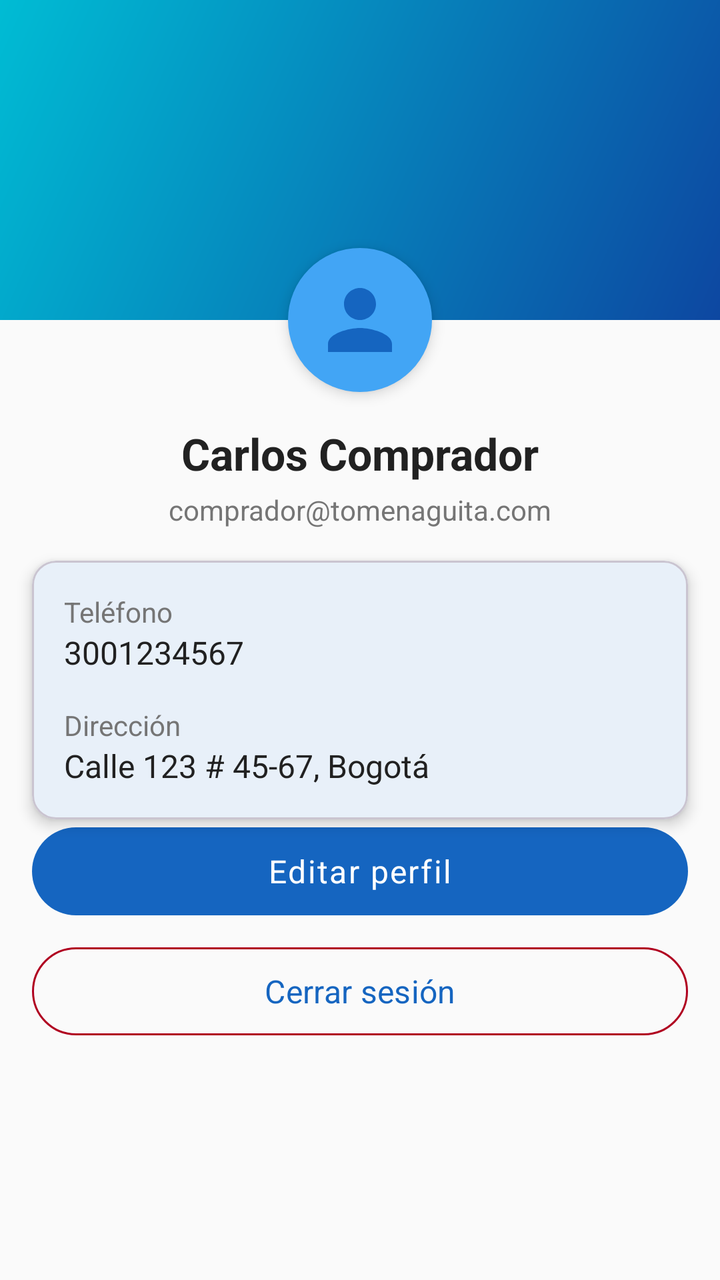
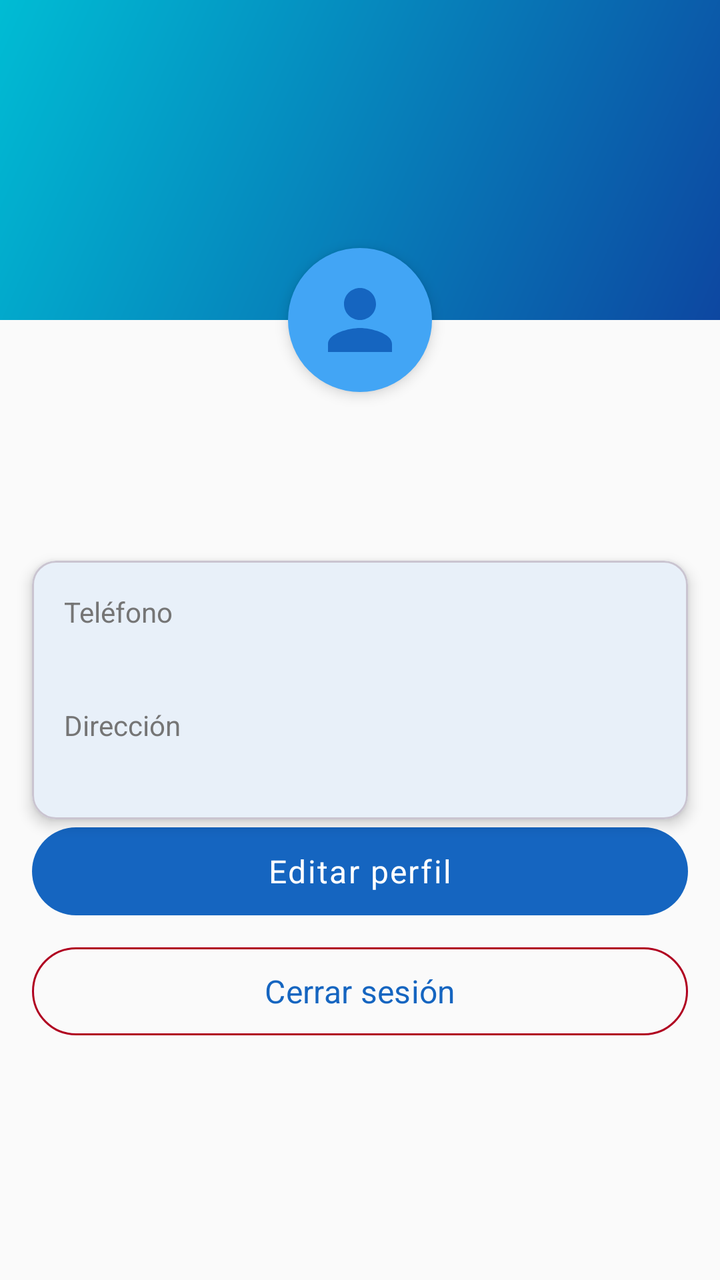

The first picture is an Android layout as it rendered before a commit; the second is the same layout after the commit. The layout source and the unified diff follow.
<!-- AndroidManifest.xml: application theme Theme.TomenAguita -->
<!-- res/layout/fragment_perfil.xml -->
<?xml version="1.0" encoding="utf-8"?>
<androidx.core.widget.NestedScrollView
    xmlns:android="http://schemas.android.com/apk/res/android"
    xmlns:app="http://schemas.android.com/apk/res-auto"
    android:layout_width="match_parent"
    android:layout_height="match_parent"
    android:background="@color/background">

    <androidx.constraintlayout.widget.ConstraintLayout
        android:layout_width="match_parent"
        android:layout_height="wrap_content">

        <View
            android:id="@+id/headerBg"
            android:layout_width="0dp"
            android:layout_height="160dp"
            android:background="@drawable/bg_splash"
            app:layout_constraintEnd_toEndOf="parent"
            app:layout_constraintStart_toStartOf="parent"
            app:layout_constraintTop_toTopOf="parent" />

        <ImageView
            android:id="@+id/ivAvatar"
            android:layout_width="@dimen/avatar_size"
            android:layout_height="@dimen/avatar_size"
            android:src="@drawable/ic_profile"
            android:background="@drawable/bg_circle_avatar"
            android:padding="12dp"
            android:elevation="4dp"
            app:layout_constraintBottom_toBottomOf="@id/headerBg"
            app:layout_constraintEnd_toEndOf="parent"
            app:layout_constraintStart_toStartOf="parent"
            app:layout_constraintTop_toBottomOf="@id/headerBg" />

        <TextView
            android:id="@+id/tvNombre"
            android:layout_width="wrap_content"
            android:layout_height="wrap_content"
            android:layout_marginTop="@dimen/margin_medium"
            android:text="Carlos Comprador"
            android:textColor="@color/on_background"
            android:textSize="@dimen/text_title"
            android:textStyle="bold"
            app:layout_constraintEnd_toEndOf="parent"
            app:layout_constraintStart_toStartOf="parent"
            app:layout_constraintTop_toBottomOf="@id/ivAvatar" />

        <TextView
            android:id="@+id/tvEmail"
            android:layout_width="wrap_content"
            android:layout_height="wrap_content"
            android:layout_marginTop="4dp"
            android:text="comprador@tomenaguita.com"
            android:textColor="@color/on_background_secondary"
            android:textSize="@dimen/text_body"
            app:layout_constraintEnd_toEndOf="parent"
            app:layout_constraintStart_toStartOf="parent"
            app:layout_constraintTop_toBottomOf="@id/tvNombre" />

        <com.google.android.material.card.MaterialCardView
            android:id="@+id/cardInfo"
            android:layout_width="0dp"
            android:layout_height="wrap_content"
            android:layout_margin="@dimen/margin_medium"
            app:cardCornerRadius="@dimen/corner_radius_medium"
            app:cardElevation="@dimen/card_elevation"
            app:layout_constraintEnd_toEndOf="parent"
            app:layout_constraintStart_toStartOf="parent"
            app:layout_constraintTop_toBottomOf="@id/tvEmail">

            <LinearLayout
                android:layout_width="match_parent"
                android:layout_height="wrap_content"
                android:orientation="vertical"
                android:padding="@dimen/padding_medium">

                <TextView android:layout_width="wrap_content" android:layout_height="wrap_content" android:text="Teléfono" android:textColor="@color/on_background_secondary" android:textSize="@dimen/text_body" />
                <TextView android:id="@+id/tvTelefono" android:layout_width="wrap_content" android:layout_height="wrap_content" android:text="3001234567" android:textColor="@color/on_background" android:textSize="@dimen/text_medium" android:layout_marginBottom="@dimen/margin_medium" />
                <TextView android:layout_width="wrap_content" android:layout_height="wrap_content" android:text="Dirección" android:textColor="@color/on_background_secondary" android:textSize="@dimen/text_body" />
                <TextView android:id="@+id/tvDireccion" android:layout_width="wrap_content" android:layout_height="wrap_content" android:text="Calle 123 # 45-67, Bogotá" android:textColor="@color/on_background" android:textSize="@dimen/text_medium" />

            </LinearLayout>
        </com.google.android.material.card.MaterialCardView>

        <com.google.android.material.button.MaterialButton
            android:id="@+id/btnEditarPerfil"
            style="@style/Widget.TomenAguita.Button"
            android:layout_width="0dp"
            android:layout_height="@dimen/button_height"
            android:layout_marginHorizontal="@dimen/margin_medium"
            android:text="@string/btn_edit_profile"
            app:layout_constraintEnd_toEndOf="parent"
            app:layout_constraintStart_toStartOf="parent"
            app:layout_constraintTop_toBottomOf="@id/cardInfo" />

        <com.google.android.material.button.MaterialButton
            android:id="@+id/btnLogout"
            style="@style/Widget.TomenAguita.Button.Outlined"
            android:layout_width="0dp"
            android:layout_height="@dimen/button_height"
            android:layout_marginHorizontal="@dimen/margin_medium"
            android:layout_marginTop="@dimen/margin_small"
            android:layout_marginBottom="@dimen/margin_large"
            android:text="@string/btn_logout"
            app:strokeColor="@color/error"
            app:layout_constraintBottom_toBottomOf="parent"
            app:layout_constraintEnd_toEndOf="parent"
            app:layout_constraintStart_toStartOf="parent"
            app:layout_constraintTop_toBottomOf="@id/btnEditarPerfil" />

    </androidx.constraintlayout.widget.ConstraintLayout>
</androidx.core.widget.NestedScrollView>
<!-- resources referenced by this layout -->
<resources>
  <color name="background">#FAFAFA</color>
  <color name="error">#B00020</color>
  <color name="on_background">#212121</color>
  <color name="on_background_secondary">#757575</color>
  <dimen name="avatar_size">72dp</dimen>
  <dimen name="button_height">52dp</dimen>
  <dimen name="card_elevation">4dp</dimen>
  <dimen name="corner_radius_medium">12dp</dimen>
  <dimen name="margin_large">24dp</dimen>
  <dimen name="margin_medium">16dp</dimen>
  <dimen name="margin_small">8dp</dimen>
  <dimen name="padding_medium">16dp</dimen>
  <dimen name="text_body">14sp</dimen>
  <dimen name="text_medium">16sp</dimen>
  <dimen name="text_title">22sp</dimen>
  <!-- drawable bg_circle_avatar (drawable) -->
  <?xml version="1.0" encoding="utf-8"?>
  <shape xmlns:android="http://schemas.android.com/apk/res/android"
      android:shape="oval">
      <solid android:color="@color/primary_light" />
  </shape>
  <!-- drawable bg_splash (drawable) -->
  <?xml version="1.0" encoding="utf-8"?>
  <shape xmlns:android="http://schemas.android.com/apk/res/android">
      <gradient
          android:startColor="@color/splash_start"
          android:endColor="@color/splash_end"
          android:angle="135" />
  </shape>
  <!-- drawable ic_profile (drawable) -->
  <?xml version="1.0" encoding="utf-8"?>
  <vector xmlns:android="http://schemas.android.com/apk/res/android"
      android:width="24dp"
      android:height="24dp"
      android:viewportWidth="24"
      android:viewportHeight="24">
      <path
          android:fillColor="@color/primary"
          android:pathData="M12,12c2.21,0 4,-1.79 4,-4s-1.79,-4 -4,-4 -4,1.79 -4,4 1.79,4 4,4zM12,14c-2.67,0 -8,1.34 -8,4v2h16v-2c0,-2.66 -5.33,-4 -8,-4z" />
  </vector>
  <string name="btn_edit_profile">Editar perfil</string>
  <string name="btn_logout">Cerrar sesión</string>
  <style name="Widget.TomenAguita.Button" parent="Widget.Material3.Button">
          <item name="android:minHeight">@dimen/button_height</item>
          <item name="cornerRadius">@dimen/corner_radius_button</item>
          <item name="android:textSize">@dimen/text_medium</item>
          <item name="android:letterSpacing">0.05</item>
          <item name="android:textAllCaps">false</item>
      </style>
  <style name="Widget.TomenAguita.Button.Outlined" parent="Widget.Material3.Button.OutlinedButton">
          <item name="android:minHeight">@dimen/button_height</item>
          <item name="cornerRadius">@dimen/corner_radius_button</item>
          <item name="android:textSize">@dimen/text_medium</item>
          <item name="android:textAllCaps">false</item>
      </style>
  <style name="Theme.TomenAguita" parent="Theme.Material3.DayNight.NoActionBar">
          <item name="colorPrimary">@color/primary</item>
          <item name="colorPrimaryDark">@color/primary_dark</item>
          <item name="colorPrimaryVariant">@color/primary_dark</item>
          <item name="colorOnPrimary">@color/on_primary</item>
          <item name="colorSecondary">@color/secondary</item>
          <item name="colorOnSecondary">@color/on_primary</item>
          <item name="colorError">@color/error</item>
          <item name="android:colorBackground">@color/background</item>
          <item name="colorSurface">@color/surface</item>
          <item name="android:statusBarColor">@color/primary_dark</item>
          <item name="android:navigationBarColor">@color/surface</item>
          <item name="android:fontFamily">sans-serif</item>
      </style>
  <color name="primary_light">#42A5F5</color>
  <color name="splash_start">#0D47A1</color>
  <color name="splash_end">#00BCD4</color>
  <color name="primary">#1565C0</color>
  <dimen name="corner_radius_button">24dp</dimen>
  <color name="primary_dark">#0D47A1</color>
  <color name="on_primary">#FFFFFF</color>
  <color name="secondary">#00BCD4</color>
  <color name="surface">#FFFFFF</color>
</resources>

<!-- the commit's change to res/layout/fragment_perfil.xml (unified diff, before → after) -->
@@ -37,7 +37,7 @@
             android:layout_width="wrap_content"
             android:layout_height="wrap_content"
             android:layout_marginTop="@dimen/margin_medium"
-            android:text="Carlos Comprador"
+            android:text=""
             android:textColor="@color/on_background"
             android:textSize="@dimen/text_title"
             android:textStyle="bold"
@@ -50,7 +50,7 @@
             android:layout_width="wrap_content"
             android:layout_height="wrap_content"
             android:layout_marginTop="4dp"
-            android:text="comprador@tomenaguita.com"
+            android:text=""
             android:textColor="@color/on_background_secondary"
             android:textSize="@dimen/text_body"
             app:layout_constraintEnd_toEndOf="parent"
@@ -74,10 +74,10 @@
                 android:orientation="vertical"
                 android:padding="@dimen/padding_medium">
 
-                <TextView android:layout_width="wrap_content" android:layout_height="wrap_content" android:text="Teléfono" android:textColor="@color/on_background_secondary" android:textSize="@dimen/text_body" />
-                <TextView android:id="@+id/tvTelefono" android:layout_width="wrap_content" android:layout_height="wrap_content" android:text="3001234567" android:textColor="@color/on_background" android:textSize="@dimen/text_medium" android:layout_marginBottom="@dimen/margin_medium" />
-                <TextView android:layout_width="wrap_content" android:layout_height="wrap_content" android:text="Dirección" android:textColor="@color/on_background_secondary" android:textSize="@dimen/text_body" />
-                <TextView android:id="@+id/tvDireccion" android:layout_width="wrap_content" android:layout_height="wrap_content" android:text="Calle 123 # 45-67, Bogotá" android:textColor="@color/on_background" android:textSize="@dimen/text_medium" />
+                <TextView android:layout_width="wrap_content" android:layout_height="wrap_content" android:text="@string/label_phone" android:textColor="@color/on_background_secondary" android:textSize="@dimen/text_body" />
+                <TextView android:id="@+id/tvTelefono" android:layout_width="wrap_content" android:layout_height="wrap_content" android:text="" android:textColor="@color/on_background" android:textSize="@dimen/text_medium" android:layout_marginBottom="@dimen/margin_medium" />
+                <TextView android:layout_width="wrap_content" android:layout_height="wrap_content" android:text="@string/label_address" android:textColor="@color/on_background_secondary" android:textSize="@dimen/text_body" />
+                <TextView android:id="@+id/tvDireccion" android:layout_width="wrap_content" android:layout_height="wrap_content" android:text="" android:textColor="@color/on_background" android:textSize="@dimen/text_medium" />
 
             </LinearLayout>
         </com.google.android.material.card.MaterialCardView>
<!-- resource entries referenced after the edit -->
@@ -42,6 +42,8 @@
   </vector>
   <string name="btn_edit_profile">Editar perfil</string>
   <string name="btn_logout">Cerrar sesión</string>
+  <string name="label_address">Dirección</string>
+  <string name="label_phone">Teléfono</string>
   <style name="Widget.TomenAguita.Button" parent="Widget.Material3.Button">
           <item name="android:minHeight">@dimen/button_height</item>
           <item name="cornerRadius">@dimen/corner_radius_button</item>
